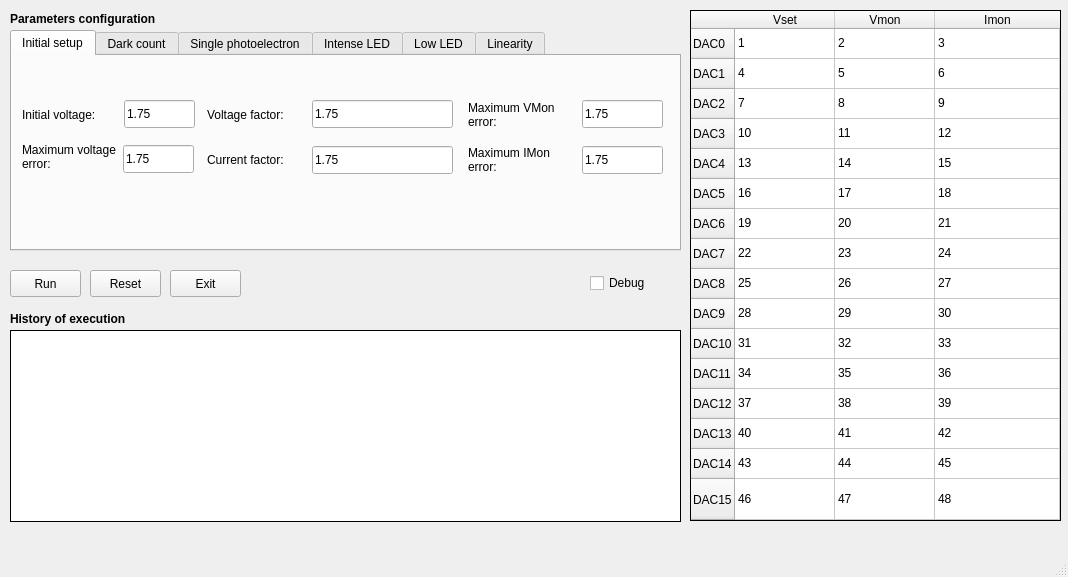
Old version of the form SPMT_UI.ui in the repository douglasbeniz/SPMT.
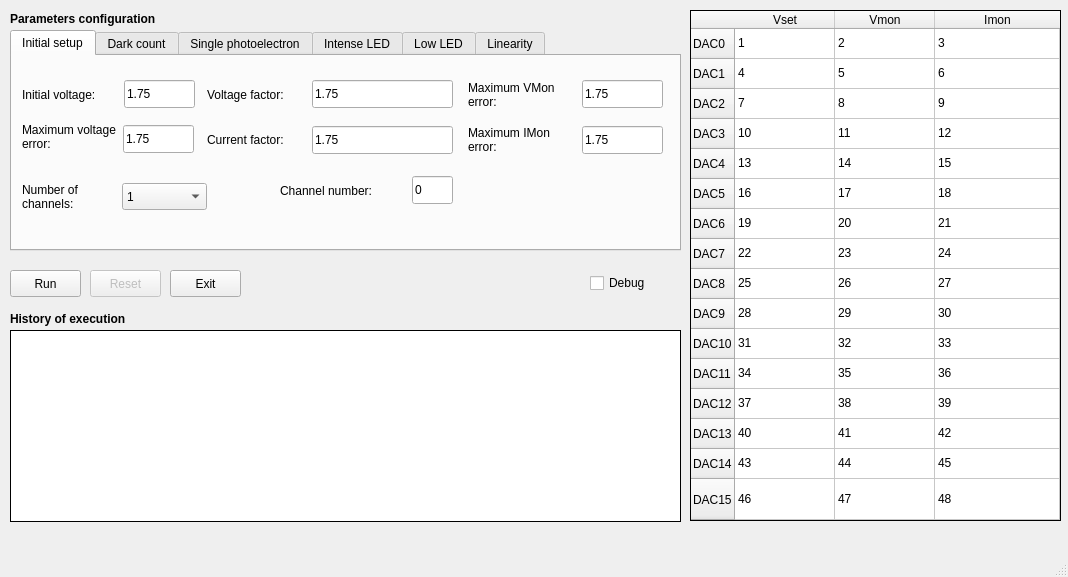
New version of the form.

Commit message: [douglas.beniz] Changes to support just one channel selection, and other fixes

The edit to the form file:
```diff
--- a/SPMT_UI.ui
+++ b/SPMT_UI.ui
@@ -424,6 +424,9 @@
     </property>
    </widget>
    <widget class="QPushButton" name="pushButton_reset">
+    <property name="enabled">
+     <bool>false</bool>
+    </property>
     <property name="geometry">
      <rect>
       <x>90</x>
@@ -488,7 +491,7 @@
       <property name="geometry">
        <rect>
         <x>10</x>
-        <y>50</y>
+        <y>30</y>
         <width>101</width>
         <height>17</height>
        </rect>
@@ -501,7 +504,7 @@
       <property name="geometry">
        <rect>
         <x>112</x>
-        <y>44</y>
+        <y>24</y>
         <width>71</width>
         <height>28</height>
        </rect>
@@ -514,7 +517,7 @@
       <property name="geometry">
        <rect>
         <x>10</x>
-        <y>80</y>
+        <y>60</y>
         <width>101</width>
         <height>41</height>
        </rect>
@@ -530,7 +533,7 @@
       <property name="geometry">
        <rect>
         <x>111</x>
-        <y>89</y>
+        <y>69</y>
         <width>71</width>
         <height>28</height>
        </rect>
@@ -543,7 +546,7 @@
       <property name="geometry">
        <rect>
         <x>195</x>
-        <y>50</y>
+        <y>30</y>
         <width>101</width>
         <height>17</height>
        </rect>
@@ -556,7 +559,7 @@
       <property name="geometry">
        <rect>
         <x>300</x>
-        <y>44</y>
+        <y>24</y>
         <width>141</width>
         <height>28</height>
        </rect>
@@ -569,7 +572,7 @@
       <property name="geometry">
        <rect>
         <x>195</x>
-        <y>95</y>
+        <y>75</y>
         <width>101</width>
         <height>17</height>
        </rect>
@@ -582,7 +585,7 @@
       <property name="geometry">
        <rect>
         <x>300</x>
-        <y>90</y>
+        <y>70</y>
         <width>141</width>
         <height>28</height>
        </rect>
@@ -595,7 +598,7 @@
       <property name="geometry">
        <rect>
         <x>570</x>
-        <y>90</y>
+        <y>70</y>
         <width>81</width>
         <height>28</height>
        </rect>
@@ -608,7 +611,7 @@
       <property name="geometry">
        <rect>
         <x>570</x>
-        <y>44</y>
+        <y>24</y>
         <width>81</width>
         <height>28</height>
        </rect>
@@ -621,7 +624,7 @@
       <property name="geometry">
        <rect>
         <x>456</x>
-        <y>88</y>
+        <y>68</y>
         <width>111</width>
         <height>31</height>
        </rect>
@@ -637,7 +640,7 @@
       <property name="geometry">
        <rect>
         <x>456</x>
-        <y>43</y>
+        <y>23</y>
         <width>111</width>
         <height>31</height>
        </rect>
@@ -649,6 +652,76 @@
        <bool>true</bool>
       </property>
      </widget>
+     <widget class="QLabel" name="label_34">
+      <property name="geometry">
+       <rect>
+        <x>10</x>
+        <y>120</y>
+        <width>101</width>
+        <height>41</height>
+       </rect>
+      </property>
+      <property name="text">
+       <string>Number of channels:</string>
+      </property>
+      <property name="wordWrap">
+       <bool>true</bool>
+      </property>
+     </widget>
+     <widget class="QComboBox" name="comboBox_numberOfChannels">
+      <property name="geometry">
+       <rect>
+        <x>110</x>
+        <y>127</y>
+        <width>85</width>
+        <height>27</height>
+       </rect>
+      </property>
+      <item>
+       <property name="text">
+        <string>1</string>
+       </property>
+      </item>
+      <item>
+       <property name="text">
+        <string>8</string>
+       </property>
+      </item>
+      <item>
+       <property name="text">
+        <string>16</string>
+       </property>
+      </item>
+     </widget>
+     <widget class="QLineEdit" name="lineEdit_channelNumber">
+      <property name="geometry">
+       <rect>
+        <x>400</x>
+        <y>120</y>
+        <width>41</width>
+        <height>28</height>
+       </rect>
+      </property>
+      <property name="text">
+       <string>0</string>
+      </property>
+      <property name="maxLength">
+       <number>2</number>
+      </property>
+     </widget>
+     <widget class="QLabel" name="label_ChannelNumber">
+      <property name="geometry">
+       <rect>
+        <x>268</x>
+        <y>126</y>
+        <width>121</width>
+        <height>17</height>
+       </rect>
+      </property>
+      <property name="text">
+       <string>Channel number:</string>
+      </property>
+     </widget>
     </widget>
     <widget class="QWidget" name="tab_darkCount">
      <attribute name="title">
```
Left out of the diff: 2 changed lines with no effect on the pictures. The commit also changes 2 other files.
